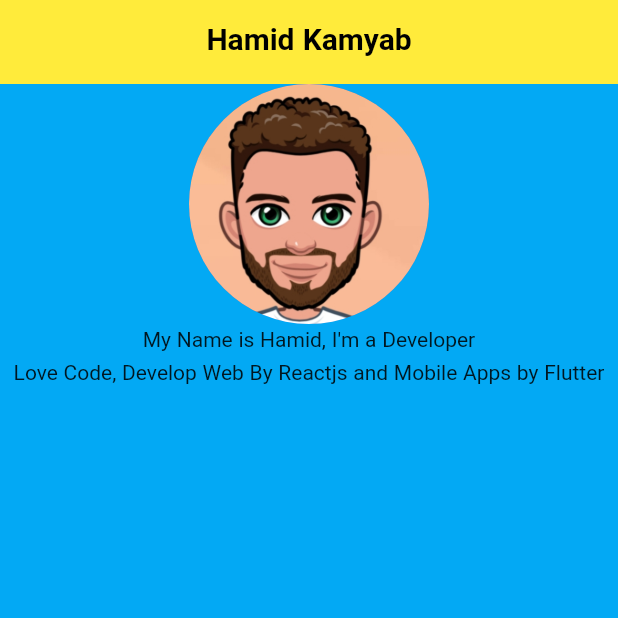
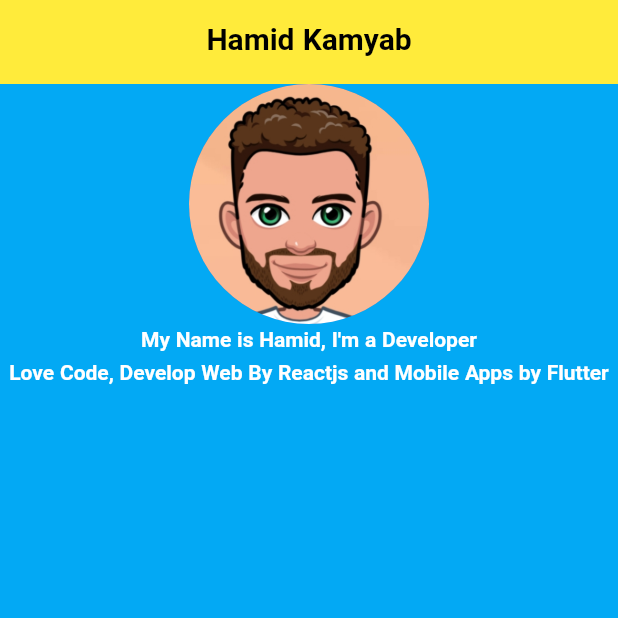
Before and after one commit to hamidKMB/PortfolioApp, a Flutter app: the screen it shows after launch, on a phone screen of 412 x 824 dp, the top half of it. Run offline on Flutter 3.47's test engine with Material 2 defaults, Android fonts, the light colour scheme and no system bars.

Commit message:
Changing the Color of the Descriptions

```diff
--- a/lib/main.dart
+++ b/lib/main.dart
@@ -50,9 +50,16 @@
                 backgroundImage: AssetImage('images/avatar.jpeg'),
                 radius: 80,
               ),
-              Text("My Name is Hamid, I'm a Developer"),
               Text(
-                  "Love Code, Develop Web By Reactjs and Mobile Apps by Flutter"),
+                "My Name is Hamid, I'm a Developer",
+                style:
+                    TextStyle(color: Colors.white, fontWeight: FontWeight.bold),
+              ),
+              Text(
+                "Love Code, Develop Web By Reactjs and Mobile Apps by Flutter",
+                style:
+                    TextStyle(color: Colors.white, fontWeight: FontWeight.bold),
+              ),
             ],
           ),
         ),
```
